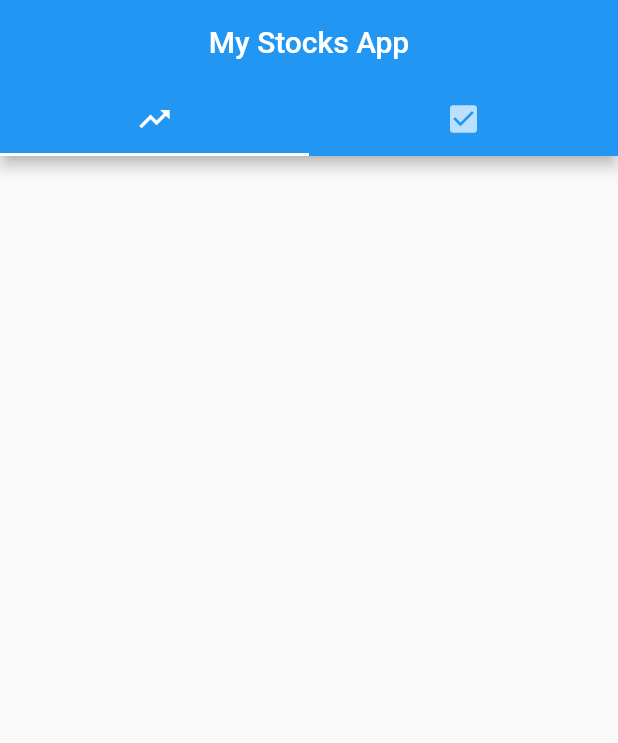
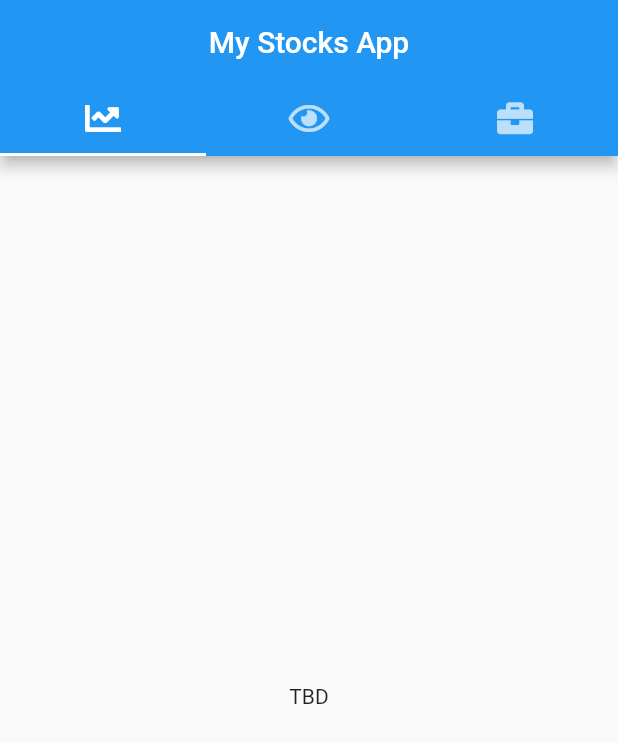
Before and after one commit to MPesin/MyStocksApp, a Flutter app: the screen it shows after launch, on a phone screen of 412 x 824 dp. Shown: the top 743 px of the screen. Run offline on Flutter 3.47's test engine with Material 2 defaults, Android fonts, the phone set to English and light mode, and no system bars; our stand-ins replace font_awesome_flutter; generated files the repository leaves out were written again.

Commit message:
new icons and adding placeholders in tabs

```diff
--- a/lib/data/constants.dart
+++ b/lib/data/constants.dart
@@ -1,3 +1,4 @@
 class Constants {
   static const appName = "My Stocks App";
+  static const tbd = "TBD";
 }
--- a/lib/views/main_view.dart
+++ b/lib/views/main_view.dart
@@ -1,5 +1,8 @@
 import 'package:flutter/material.dart';
 import 'package:flutter_gen/gen_l10n/app_localizations.dart';
+import 'package:font_awesome_flutter/font_awesome_flutter.dart';
+import 'package:my_stocks_app/data/constants.dart';
+import 'package:my_stocks_app/views/stocks_list_view.dart';
 
 class MainView extends StatefulWidget {
   @override
@@ -7,7 +10,7 @@ class MainView extends StatefulWidget {
 }
 
 class _MainViewState extends State<MainView> {
-  static const totalTabs = 2;
+  static const totalTabs = 3;
 
   @override
   Widget build(BuildContext context) {
@@ -17,14 +20,31 @@ class _MainViewState extends State<MainView> {
           appBar: AppBar(
             bottom: TabBar(
               tabs: [
-              Tab(icon: Icon(Icons.trending_up)),
-              Tab(icon: Icon(Icons.check_box))
+                Tab(icon: FaIcon(FontAwesomeIcons.chartLine)),
+                Tab(icon: FaIcon(FontAwesomeIcons.eye)),
+                Tab(icon: FaIcon(FontAwesomeIcons.briefcase))
               ],
             ),
             title: Text(AppLocalizations.of(context).appName),
             centerTitle: true,
           ),
+          body: TabBarView(
+            children: [
+              StocksListView(),
+              Center(
+                child: Text(
+                  Constants.tbd,
+                  textAlign: TextAlign.center,
                 ),
-    );
+              ),
+              Center(
+                child: Text(
+                  Constants.tbd,
+                  textAlign: TextAlign.center,
+                ),
+              )
+            ],
+          ),
+        ));
   }
 }
--- /dev/null
+++ b/lib/views/stocks_list_view.dart
@@ -0,0 +1,21 @@
+import 'package:flutter/material.dart';
+import 'package:my_stocks_app/data/constants.dart';
+
+class StocksListView extends StatefulWidget {
+  @override
+  _StocksListState createState() => _StocksListState();
+}
+
+class _StocksListState extends State<StocksListView> {
+  @override
+  Widget build(BuildContext context) {
+    return Scaffold(
+      body: Center(
+        child: Text(
+          Constants.tbd,
+          textAlign: TextAlign.center,
+        ),
+      ),
+    );
+  }
+}
--- a/pubspec.yaml
+++ b/pubspec.yaml
@@ -1,5 +1,5 @@
 name: my_stocks_app
-description: A new Flutter project.
+description: A nice simulator for a personal stocks portfolio.
 
 # The following line prevents the package from being accidentally published to
 # pub.dev using `pub publish`. This is preferred for private packages.
@@ -26,6 +26,7 @@ dependencies:
   flutter_localizations:
     sdk: flutter
   intl: ^0.17.0-nullsafety.2
+  font_awesome_flutter: ^9.1.0
 
   # The following adds the Cupertino Icons font to your application.
   # Use with the CupertinoIcons class for iOS style icons.
```
Also changed, not shown: pubspec.lock, 4 other files. Lines whose indentation alone changed are shown as unchanged.
